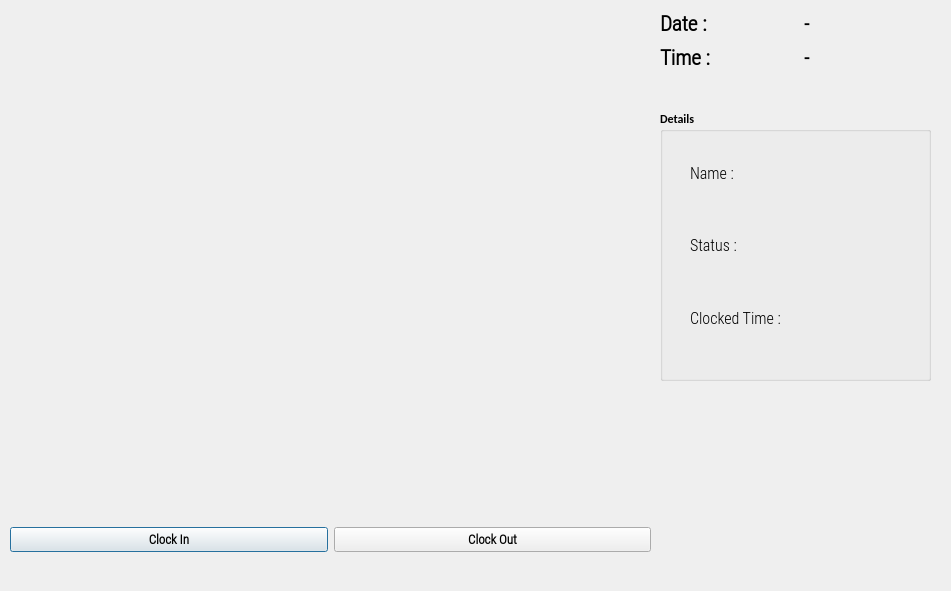
Before: the Qt Designer form outputwindow.ui in meetshah17/Face-Recognition-Employee-Tracker, drawn with Qt 5.
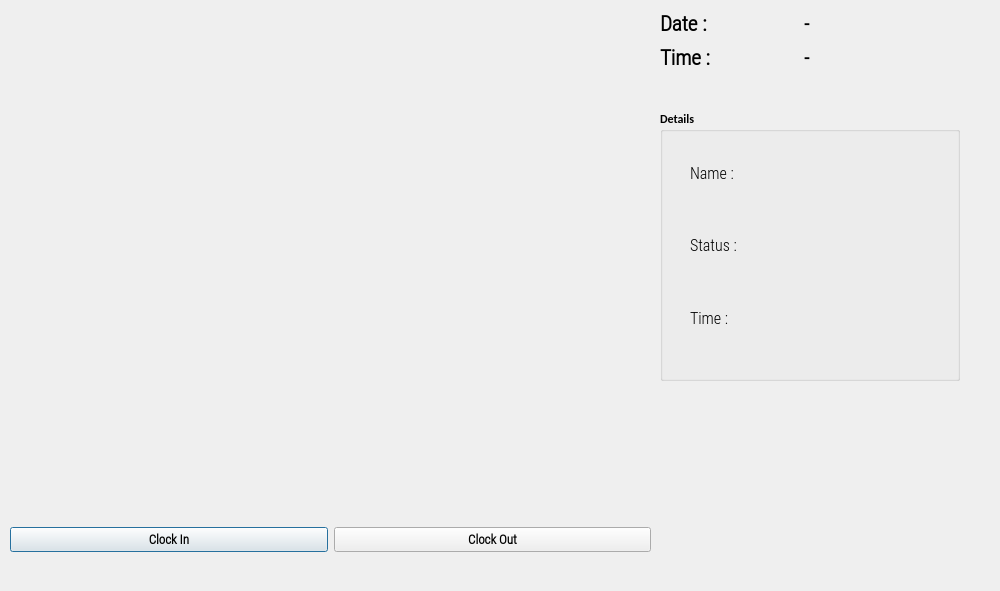
After: the same form once the commit is applied. Icons and pictures are not drawn.

```diff
--- a/outputwindow.ui
+++ b/outputwindow.ui
@@ -6,7 +6,7 @@
    <rect>
     <x>0</x>
     <y>0</y>
-    <width>951</width>
+    <width>1000</width>
     <height>591</height>
    </rect>
   </property>
@@ -186,7 +186,7 @@
     <rect>
      <x>660</x>
      <y>110</y>
-     <width>271</width>
+     <width>300</width>
      <height>271</height>
     </rect>
    </property>
@@ -244,7 +244,7 @@
         </font>
        </property>
        <property name="text">
-        <string>Clocked Time : </string>
+        <string>Time : </string>
        </property>
       </widget>
      </item>
```
